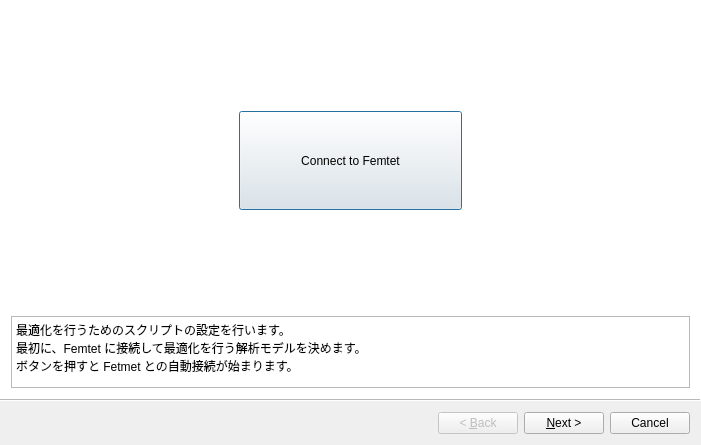
This is pyfemtet_opt_gui/ui/wizard.ui in pyfemtet/pyfemtet-opt-gui as Qt 5 draws it before an edit. The edited form follows.
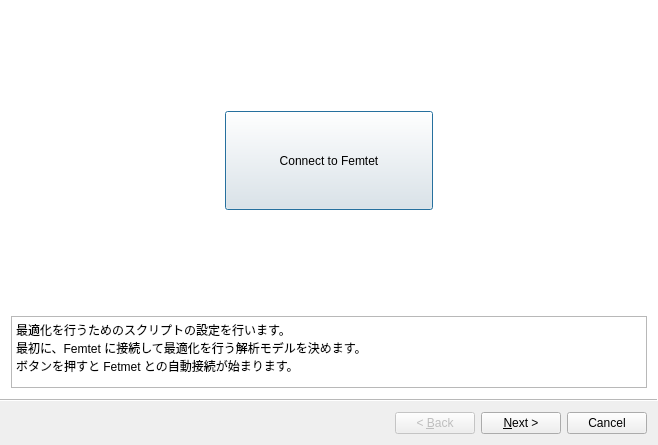
This is the edited form. Icons and pictures are not drawn.

The edit to the form file:
```diff
--- a/pyfemtet_opt_gui/ui/wizard.ui
+++ b/pyfemtet_opt_gui/ui/wizard.ui
@@ -6,7 +6,7 @@
    <rect>
     <x>0</x>
     <y>0</y>
-    <width>701</width>
+    <width>658</width>
     <height>445</height>
    </rect>
   </property>
```
Left out of the diff: 61 changed lines with no effect on the pictures.
